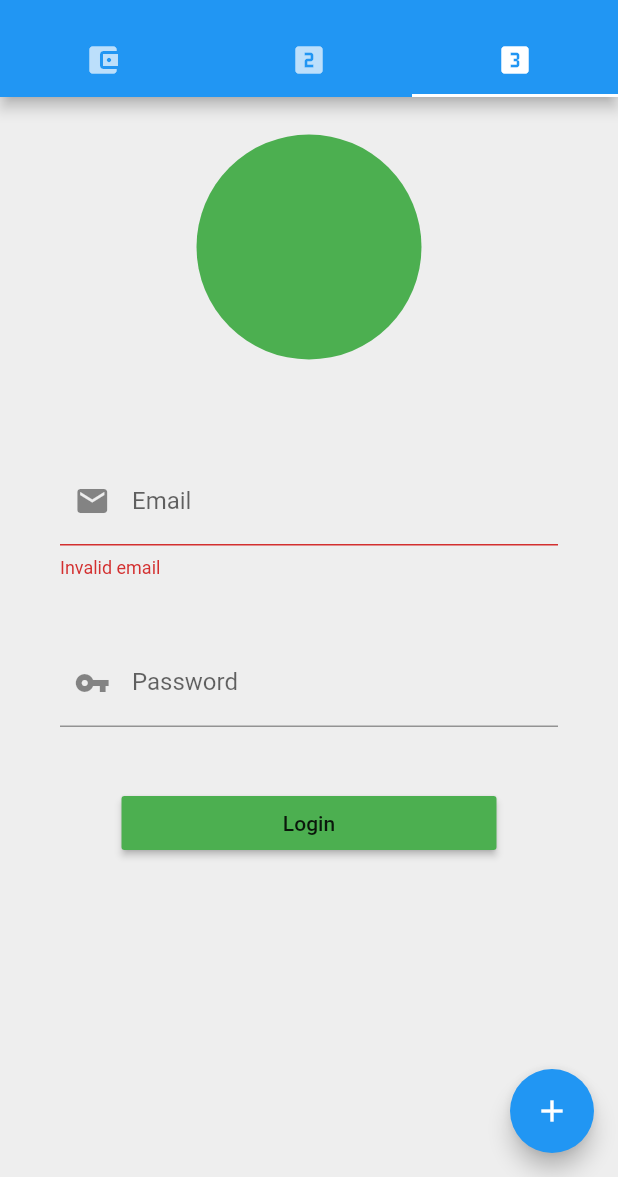
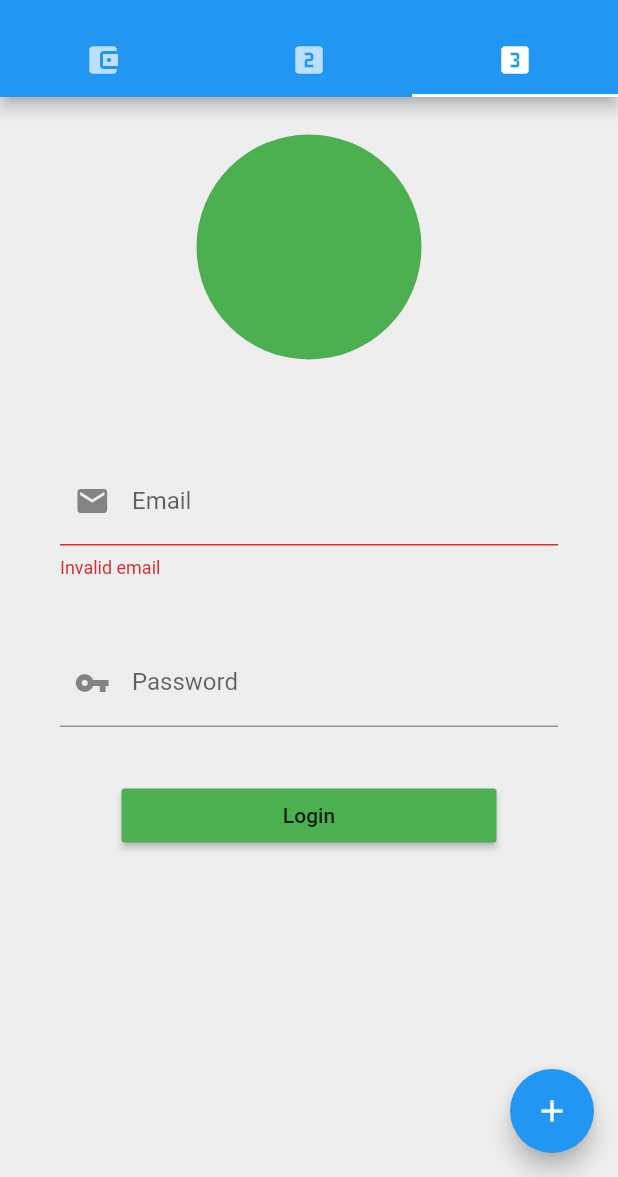
Before and after one commit to kapitalist-app/app, a Flutter app: the screen it shows after launch, tab 3 chosen, after a tap on "Login", on a phone screen of 412 x 824 dp, the part 59-1236 px from its top. Run offline on Flutter 3.47's test engine with Material 2 defaults, Android fonts, the phone set to English and light mode, and no system bars; our stand-ins replace charts_flutter, flutter_redux, redux.

Commit message:
[LoginPage] Add demo snackbar for login and fix layout overflow

```diff
--- a/lib/ui/login_page.dart
+++ b/lib/ui/login_page.dart
@@ -22,9 +22,23 @@ class _LoginPageState extends State<LoginPage> {
   }
 
   void _submit() {
-    if (_keyForm.currentState.validate()) {
-      // TODO: do register/login
+    final form = _keyForm.currentState;
+
+    if (form.validate()) {
+      form.save();
+      _doLogin();
     }
+  }
+
+  void _doLogin() {
+    // TODO: Implement login
+    final ctx = _keyForm.currentContext;
+
+    final sb = new SnackBar(
+      content: new Text('Email: $_email, password: $_password'),
+    );
+
+    Scaffold.of(ctx).showSnackBar(sb);
   }
 
   @override
@@ -69,7 +83,7 @@ class _LoginPageState extends State<LoginPage> {
             ),
           ),
           Padding(
-            padding: EdgeInsets.symmetric(vertical: 40.0),
+            padding: EdgeInsets.symmetric(vertical: 35.0),
             child: MaterialButton(
               child: Text('Login'),
               color: Colors.green,
```
